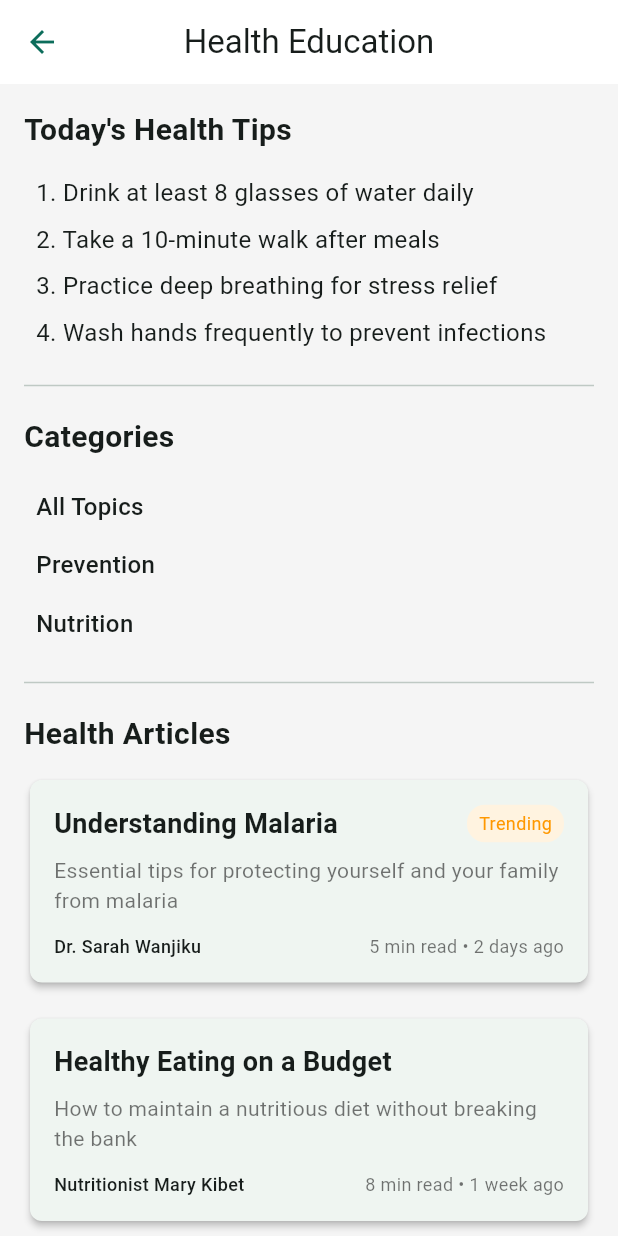
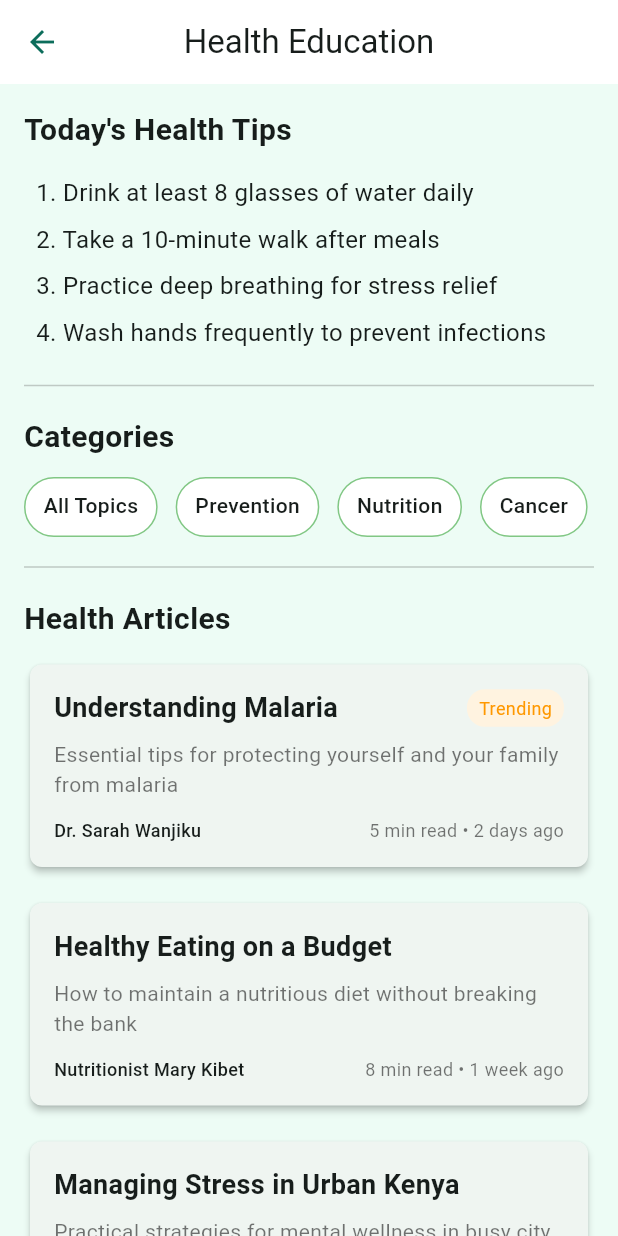
Before and after one commit to JuniorCarti/Haraka-Afya_AI, a Flutter app: the LearnPage screen opened by its route, on a phone screen of 412 x 824 dp. Run offline on Flutter 3.47's test engine with Material 3 defaults, Android fonts, the light colour scheme and no system bars; our stand-ins replace cached_network_image, cloud_firestore, firebase_auth, firebase_core, flutter_dotenv, flutter_svg and 6 more; missing offline and left inert: flutter_polyline_points; accounts and stored records are empty.

Commit message:
Enhanced LearnPage UI/UX and content for better user experience

```diff
--- a/lib/features/learn_page.dart
+++ b/lib/features/learn_page.dart
@@ -6,6 +6,7 @@
   @override
   Widget build(BuildContext context) {
     return Scaffold(
+      backgroundColor: const Color(0xFFEDFCF5),
       appBar: AppBar(
         title: const Text('Health Education'),
         centerTitle: true,
@@ -40,9 +41,7 @@
               ),
             ),
             const SizedBox(height: 12),
-            _buildCategoryItem('All Topics'),
-            _buildCategoryItem('Prevention'),
-            _buildCategoryItem('Nutrition'),
+            _buildHorizontalCategories(),
             const Divider(height: 40, thickness: 1),
 
             // Health Articles Section
@@ -81,7 +80,6 @@
           ],
         ),
       ),
-      // Removed the bottomNavigationBar from here
     );
   }
 
@@ -103,20 +101,42 @@
     );
   }
 
-  Widget _buildCategoryItem(String text) {
-    return Padding(
-      padding: const EdgeInsets.symmetric(vertical: 8.0),
-      child: Row(
-        children: [
-          const SizedBox(width: 8),
-          Text(
-            text,
-            style: const TextStyle(
-              fontSize: 16,
-              fontWeight: FontWeight.w500,
+  Widget _buildHorizontalCategories() {
+    final categories = [
+      'All Topics',
+      'Prevention',
+      'Nutrition',
+      'Cancer',
+      'Breast Cancer',
+      'Cervical Cancer',
+      'Prostate Cancer',
+      'Esophageal Cancer',
+      'Colorectal Cancer',
+    ];
+
+    return SizedBox(
+      height: 40,
+      child: ListView.separated(
+        scrollDirection: Axis.horizontal,
+        itemCount: categories.length,
+        separatorBuilder: (context, index) => const SizedBox(width: 12),
+        itemBuilder: (context, index) {
+          return Container(
+            padding: const EdgeInsets.symmetric(horizontal: 12, vertical: 8),
+            decoration: BoxDecoration(
+              color: Colors.white,
+              borderRadius: BorderRadius.circular(20),
+              border: Border.all(color: Colors.green.shade300),
             ),
-          ),
-        ],
+            child: Text(
+              categories[index],
+              style: const TextStyle(
+                fontSize: 14,
+                fontWeight: FontWeight.w500,
+              ),
+            ),
+          );
+        },
       ),
     );
   }
@@ -151,10 +171,7 @@
                 ),
                 if (isTrending)
                   Container(
-                    padding: const EdgeInsets.symmetric(
-                      horizontal: 8,
-                      vertical: 4,
-                    ),
+                    padding: const EdgeInsets.symmetric(horizontal: 8, vertical: 4),
                     decoration: BoxDecoration(
                       color: Colors.orange[50],
                       borderRadius: BorderRadius.circular(12),
```
